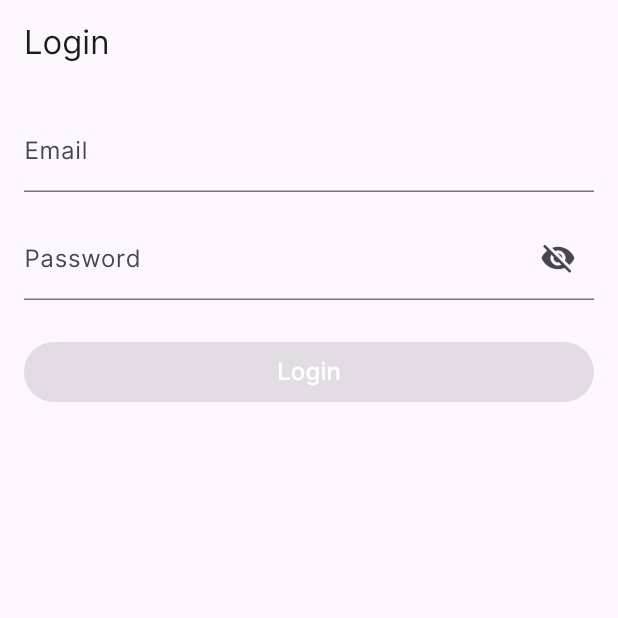
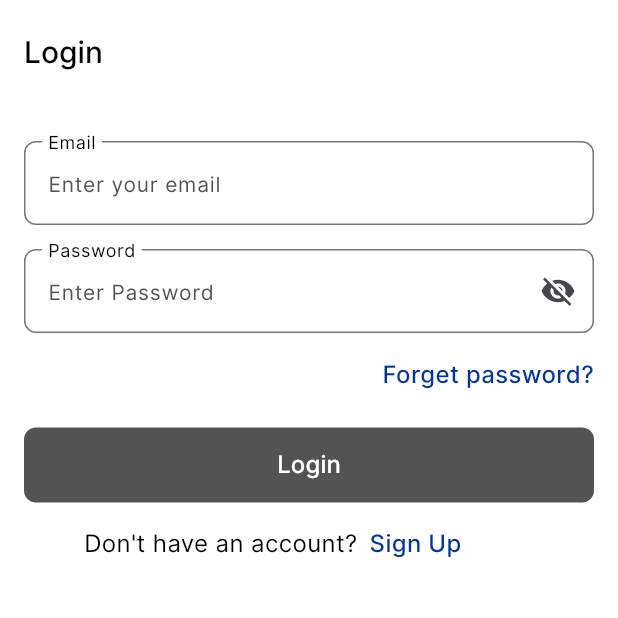
Before and after one commit to MariamTourky/online_exam, a Flutter app: the screen it shows after launch, on a phone screen of 412 x 824 dp, the top half of it. Run offline on Flutter 3.47's test engine with Material 3 defaults, Android fonts, the phone set to English and light mode, and no system bars; our stand-ins replace dartz, dio, equatable, flutter_bloc, get_it, go_router and 3 more; generated files the repository leaves out were written again.

Commit message:
finished UI

```diff
--- a/lib/config/constants/app_constants.dart
+++ b/lib/config/constants/app_constants.dart
@@ -12,7 +12,6 @@ class AppConstants {
   static const String dontHaveAccount = "Don't have an account?";
   static const String alreadyHaveAccount = 'Already have an account?';
   static const String continueText = 'Continue';
-  static const String loginsuccess= "Login Successfully";
 
   // ====================== User Info Fields
 
--- a/lib/config/constants/schaffold_messages.dart
+++ b/lib/config/constants/schaffold_messages.dart
@@ -1,3 +1,5 @@
 class SchaffoldMessages{
   static const String signUpSuccessfully="Signup Successful";
+  static const String loginsuccess= "Login Successfully";
+
 }
--- a/lib/features/login/presentation/views/login_view.dart
+++ b/lib/features/login/presentation/views/login_view.dart
@@ -1,6 +1,8 @@
 import 'package:flutter/material.dart';
 import 'package:flutter_bloc/flutter_bloc.dart';
 import 'package:online_exam/config/constants/app_constants.dart';
+import 'package:online_exam/config/constants/schaffold_messages.dart';
+import '../../../../config/theme/app_text_styles.dart';
 import '../../../../core/di/config/di.dart';
 import '../../../../core/utils/validators/show_snak_bar.dart';
 import '../manager/login_cubit.dart';
@@ -16,22 +18,20 @@ class LoginView extends StatelessWidget {
         listener: (context, state) {
           if (state.errorMessage != null && state.errorMessage!.isNotEmpty) {
             showAppSnackbar(context, state.errorMessage!, isError: true);
-
           }
-
           if (state.success) {
-            showAppSnackbar(context,AppConstants.loginsuccess );
-
-
-
+            showAppSnackbar(context,SchaffoldMessages.loginsuccess );
           }
         },
         child: Scaffold(
-          appBar: AppBar(title: const Text(AppConstants.login)),
-          body: const Padding(
-            padding: EdgeInsets.all(16.0),
-            child: LoginForm(),
+          appBar: AppBar(
+            toolbarHeight: 70,
+            surfaceTintColor: Colors.transparent,
+            title: const Text(
+                AppConstants.login,
+                style: AppTextStyles.medium20Black),
           ),
+          body: LoginForm(),
         ),
       ),
     );
--- a/lib/features/login/presentation/widgets/login_form.dart
+++ b/lib/features/login/presentation/widgets/login_form.dart
@@ -1,11 +1,15 @@
 import 'package:flutter/material.dart';
 import 'package:flutter_bloc/flutter_bloc.dart';
+import 'package:go_router/go_router.dart';
 import 'package:online_exam/config/constants/app_constants.dart';
 import 'package:online_exam/core/widgets/custom_text_form_field.dart';
 import 'package:online_exam/core/widgets/password_text_form_field.dart';
 
+import '../../../../config/routes/route_names.dart';
+import '../../../../config/theme/app_text_styles.dart';
 import '../../../../core/utils/validators/validators.dart';
 import '../../../../core/widgets/custom_button.dart';
+import '../../../../core/widgets/custom_navigation_text.dart';
 import '../manager/login_cubit.dart';
 import '../manager/login_intents.dart';
 
@@ -20,6 +24,8 @@ class LoginForm extends StatelessWidget {
     return Form(
       key: cubit.formKey,
       onChanged: () => cubit.doIntent(LoginIntent.formChanged),
+      child: Padding(
+        padding: const EdgeInsets.only(top: 24.0,right: 16,left: 16),
         child: Column(
           crossAxisAlignment: CrossAxisAlignment.stretch,
           children: [
@@ -48,6 +54,15 @@ class LoginForm extends StatelessWidget {
               },
             ),
 
+            const SizedBox(height: 16),
+
+            Align(
+              alignment: AlignmentGeometry.bottomRight,
+              child: CustomNavigationText(
+                text: AppConstants.forgetPassword,
+                navigateTo: () => context.go(RouteNames.forgetPassword),
+              ),
+            ),
             const SizedBox(height: 24),
 
             BlocBuilder<LoginCubit, LoginState>(
@@ -63,7 +78,22 @@ class LoginForm extends StatelessWidget {
                 );
               },
             ),
+            const SizedBox(height: 16),
+            Padding(
+              padding: const EdgeInsets.symmetric(horizontal: 40.0),
+              child: Row(
+                children: [
+                  Text(AppConstants.dontHaveAccount,style: AppTextStyles.baseRegularBlack,),
+                  const SizedBox(width: 8),
+                  CustomNavigationText(
+                    text: AppConstants.signup,
+                    navigateTo: () => context.go(RouteNames.signup),
+                  ),
                 ],
+              ),
+            ),
+          ],
+        ),
       ),
     );
   }
--- a/lib/main.dart
+++ b/lib/main.dart
@@ -2,6 +2,7 @@ import 'package:flutter/material.dart';
 import 'package:online_exam/config/routes/route_names.dart';
 
 import 'config/routes/app_router.dart';
+import 'config/theme/app_theme.dart';
 import 'core/di/config/di.dart';
 
 Future<void> main() async {
@@ -22,10 +23,7 @@ class MyApp extends StatelessWidget {
       debugShowCheckedModeBanner: false,
       routerConfig: appRouter,
       title: 'Online Exam',
-      theme: ThemeData(
-        useMaterial3: true,
-        fontFamily: 'Inter',
-      ),
+      theme:AppTheme.lightTheme(),
     );
   }
 }
```
Lines whose indentation alone changed are shown as unchanged.
